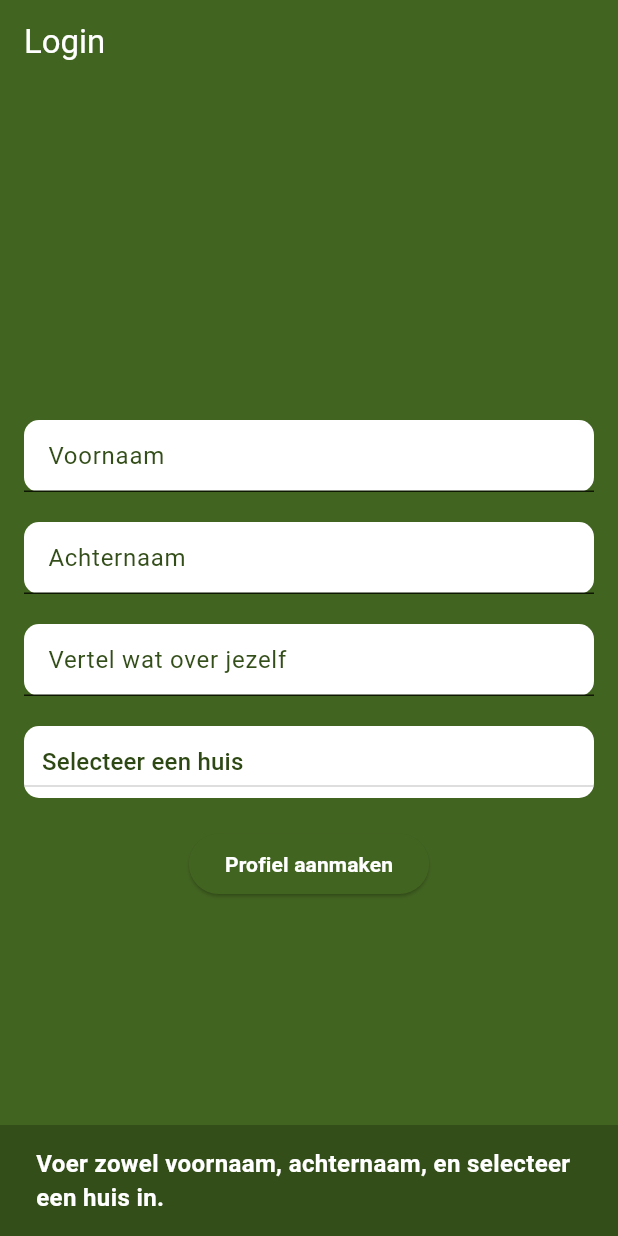
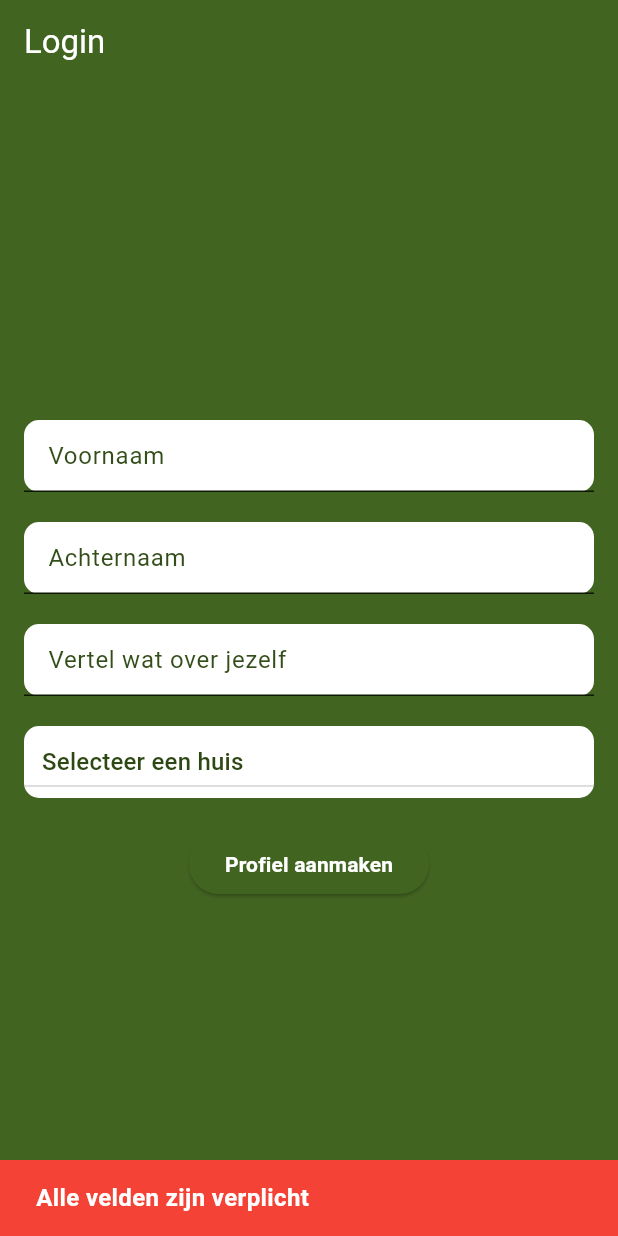
Before and after one commit to jorrit-jdjict/Huisgenot, a Flutter app: the screen it shows after launch, after a tap on "Profiel aanmaken", on a phone screen of 412 x 824 dp. Run offline on Flutter 3.47's test engine with Material 3 defaults, Android fonts, the light colour scheme and no system bars; our stand-ins replace cloud_firestore, firebase_core, firebase_database, image_picker; accounts and stored records are empty.

Commit message:
kleine aanpassingen

```diff
--- a/huisgenot/lib/src/view/screens/login_screen.dart
+++ b/huisgenot/lib/src/view/screens/login_screen.dart
@@ -137,6 +137,7 @@ class _LoginScreenState extends State<LoginScreen> {
 
                 if (first_name.isNotEmpty &&
                     last_name.isNotEmpty &&
+                    bio.isNotEmpty &&
                     _selectedHouse != null) {
                   User user = User(
                     id: '',
@@ -158,7 +159,7 @@ class _LoginScreenState extends State<LoginScreen> {
                   ScaffoldMessenger.of(context).showSnackBar(
                     SnackBar(
                       content: const Text(
-                        'Voer zowel voornaam, achternaam, en selecteer een huis in.',
+                        'Alle velden zijn verplicht',
                         style: TextStyle(
                           fontSize: 16,
                           fontWeight: FontWeight.bold,
@@ -166,6 +167,7 @@ class _LoginScreenState extends State<LoginScreen> {
                         ),
                       ),
                       duration: const Duration(seconds: 5),
+                      backgroundColor: Colors.red,
                     ),
                   );
                 }
```
